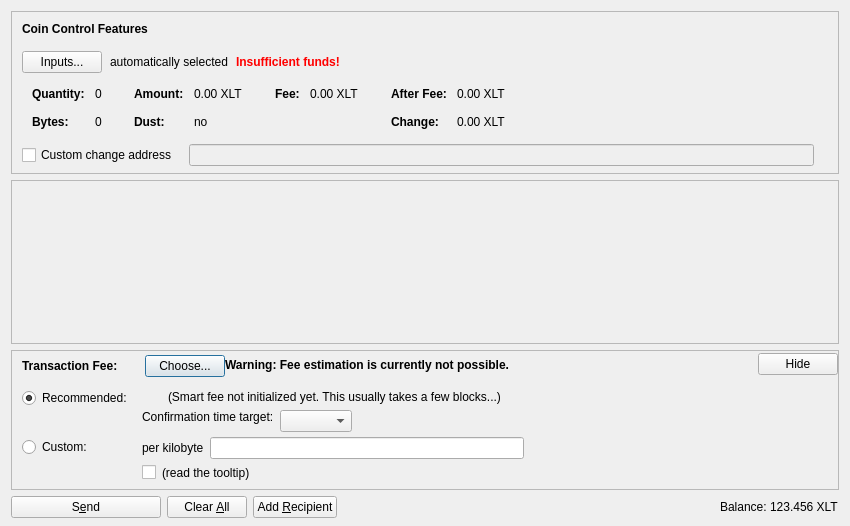
Old version of the form src/qt/forms/sendcoinsdialog.ui in the repository umarfarooqitgcuf/litecoin.
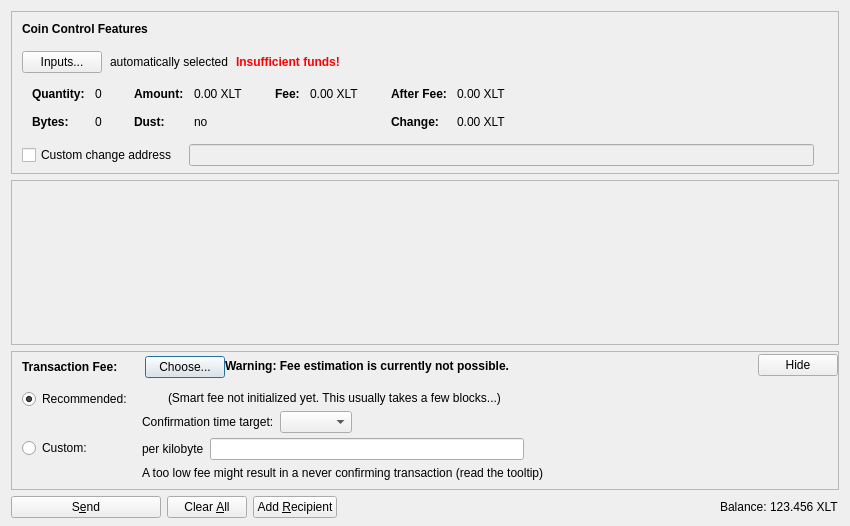
New version of the form. Icons and pictures are not drawn. Custom widgets are drawn as their Qt base class.

The edit to the form file:
```diff
--- a/src/qt/forms/sendcoinsdialog.ui
+++ b/src/qt/forms/sendcoinsdialog.ui
@@ -878,17 +878,7 @@
                <item>
                 <layout class="QHBoxLayout" name="horizontalLayoutFee8">
                  <item>
-                  <widget class="QCheckBox" name="checkBoxMinimumFee">
-                   <property name="toolTip">
-                    <string>Paying only the minimum fee is just fine as long as there is less transaction volume than space in the blocks. But be aware that this can end up in a never confirming transaction once there is more demand for nexalt transactions than the network can process.</string>
-                   </property>
-                   <property name="text">
-                    <string/>
-                   </property>
-                  </widget>
-                 </item>
-                 <item>
-                  <widget class="QLabel" name="labelMinFeeWarning">
+                  <widget class="QLabel" name="labelCustomFeeWarning">
                    <property name="enabled">
                     <bool>true</bool>
                    </property>
@@ -896,10 +886,7 @@
                     <string>Paying only the minimum fee is just fine as long as there is less transaction volume than space in the blocks. But be aware that this can end up in a never confirming transaction once there is more demand for nexalt transactions than the network can process.</string>
                    </property>
                    <property name="text">
-                    <string>(read the tooltip)</string>
-                   </property>
-                   <property name="margin">
-                    <number>5</number>
+                    <string>A too low fee might result in a never confirming transaction (read the tooltip)</string>
                    </property>
                   </widget>
                  </item>
@@ -992,9 +979,6 @@
                    <property name="text">
                     <string/>
                    </property>
-                   <property name="margin">
-                    <number>2</number>
-                   </property>
                   </widget>
                  </item>
                  <item>
@@ -1009,9 +993,6 @@
                    <property name="text">
                     <string>(Smart fee not initialized yet. This usually takes a few blocks...)</string>
                    </property>
-                   <property name="margin">
-                    <number>2</number>
-                   </property>
                   </widget>
                  </item>
                  <item>
@@ -1038,24 +1019,8 @@
                      <property name="text">
                       <string>Confirmation time target:</string>
                      </property>
-                     <property name="margin">
-                      <number>2</number>
-                     </property>
                     </widget>
                    </item>
-                   <item>
-                    <spacer name="verticalSpacer_3">
-                     <property name="orientation">
-                      <enum>Qt::Vertical</enum>
-                     </property>
-                     <property name="sizeHint" stdset="0">
-                      <size>
-                       <width>1</width>
-                       <height>1</height>
-                      </size>
-                     </property>
-                    </spacer>
-                   </item>
                   </layout>
                  </item>
                  <item>
```
Left out of the diff: 2 changed lines with no effect on the pictures.
